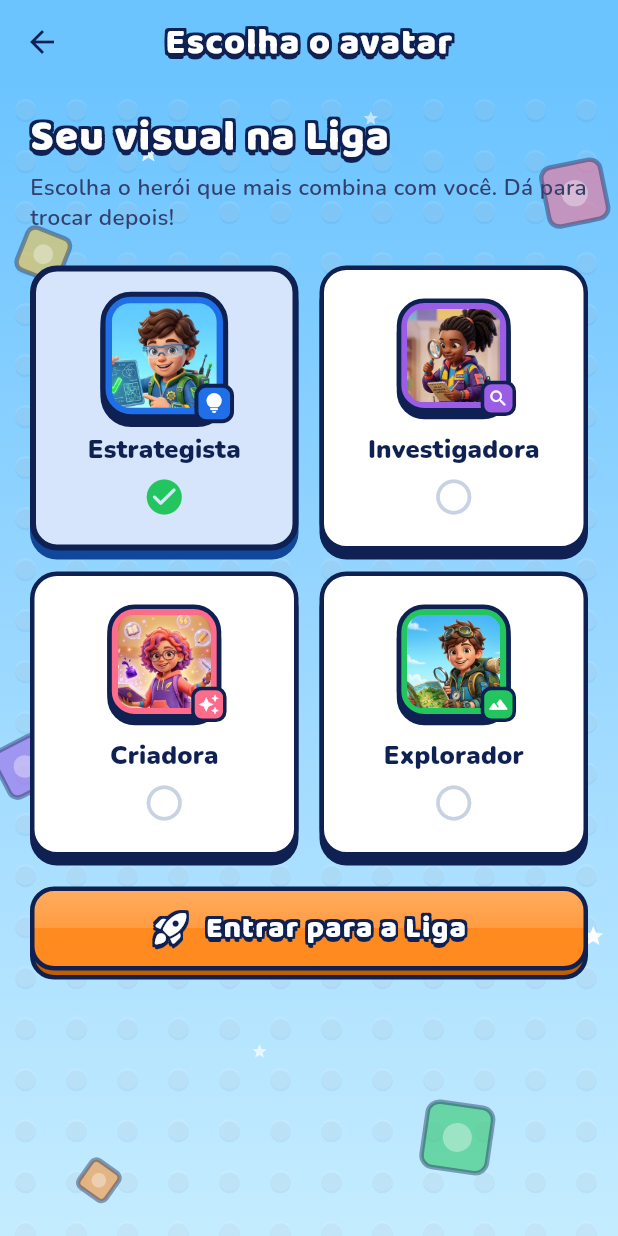
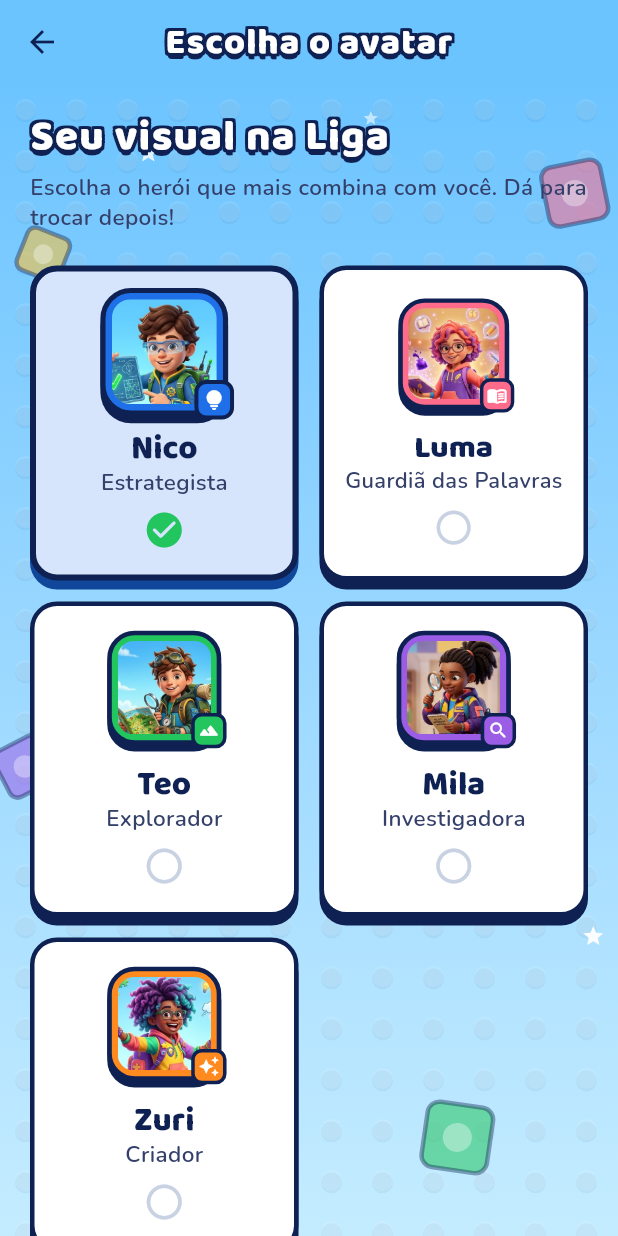
Before and after one commit to PortalPR1Noticias/liga_do_saber_app, a Flutter app: the ChooseAvatarScreen screen opened by its route, on a phone screen of 412 x 824 dp. Run offline on Flutter 3.47's test engine with Material 3 defaults, Android fonts, the phone set to English and light mode, and no system bars; our stand-ins replace supabase_flutter; accounts and stored records are empty.

Commit message:
Personagens oficiais: Teo, títulos e áreas de cada um
- O explorador passa a se chamar Teo (Ciências e Geografia)
- LigaCharacter ganha título e área (Nico O Estrategista, Luma A Guardiã
  das Palavras, Teo O Explorador, Mila A Investigadora, Zuri O Criador)
- Detetive da Leitura e missão do dia passam a ser com a Luma
- Avatar 'criadora' vira Zuri (Criador) e entra a Luma (Guardiã das Palavras);
  os ids salvos não mudam
- Mapa ganha a Trilha do Teo e o Ateliê do Zuri (em breve)
- Perfil da criança ganha Geografia, História e Projetos como foco

Co-Authored-By: Claude Opus 5.5 <noreply@anthropic.com>
Claude-Session: https://claude.ai/code/session_01XXB1GbiLAVoEL4DMebYHFC

```diff
--- a/lib/features/child_profile/presentation/child_profile_screen.dart
+++ b/lib/features/child_profile/presentation/child_profile_screen.dart
@@ -21,10 +21,13 @@ class _ChildProfileScreenState extends State<ChildProfileScreen> {
   final Set<String> _focusAreas = {'Leitura', 'Texto'};
 
   static const _areaColors = {
-    'Leitura': LigaColors.adventurePurple,
+    'Leitura': LigaColors.actionCoral,
     'Texto': LigaColors.actionCoral,
     'Matemática': LigaColors.primaryBlue,
     'Ciências': LigaColors.progressGreen,
+    'Geografia': LigaColors.progressGreen,
+    'História': LigaColors.adventurePurple,
+    'Projetos': LigaColors.sunsetOrange,
   };
 
   bool get _canContinue =>
--- a/lib/features/child_profile/presentation/choose_avatar_screen.dart
+++ b/lib/features/child_profile/presentation/choose_avatar_screen.dart
@@ -65,7 +65,7 @@ class _ChooseAvatarScreenState extends State<ChooseAvatarScreen> {
                   mainAxisSpacing: 14,
                   crossAxisSpacing: 14,
                   // Altura fixa: a proporção 0.9 cortava o card em telas estreitas.
-                  mainAxisExtent: 190,
+                  mainAxisExtent: 210,
                 ),
                 itemBuilder: (context, index) {
                   final avatar = _avatars[index];
@@ -111,8 +111,13 @@ class _ChooseAvatarScreenState extends State<ChooseAvatarScreen> {
                             ),
                             const SizedBox(height: 14),
                             Text(
+                              avatar.character.displayName,
+                              style: Theme.of(context).textTheme.titleLarge,
+                              textAlign: TextAlign.center,
+                            ),
+                            Text(
                               avatar.name,
-                              style: Theme.of(context).textTheme.titleMedium,
+                              style: Theme.of(context).textTheme.bodyMedium,
                               textAlign: TextAlign.center,
                             ),
                             const SizedBox(height: 8),
--- a/lib/features/home/presentation/home_screen.dart
+++ b/lib/features/home/presentation/home_screen.dart
@@ -73,7 +73,7 @@ class HomeScreen extends StatelessWidget {
             title: 'Detetive da Leitura',
             subtitle: 'Encontre pistas, interprete e conclua o caso.',
             icon: Icons.search_rounded,
-            color: LigaColors.adventurePurple,
+            color: LigaColors.actionCoral,
             progress: 0.78,
             onTap: () => Navigator.of(
               context,
@@ -214,7 +214,7 @@ class _StreakFlame extends StatelessWidget {
   }
 }
 
-/// Destaque da missão do dia, com a Mila convidando a criança.
+/// Destaque da missão do dia, com a Luma convidando a criança.
 class _DailyMission extends StatelessWidget {
   const _DailyMission({required this.onTap});
 
@@ -225,8 +225,8 @@ class _DailyMission extends StatelessWidget {
     return LigaPressable(
       onTap: onTap,
       child: LigaSceneCard(
-        character: LigaCharacter.mila,
-        color: LigaColors.adventurePurple,
+        character: LigaCharacter.luma,
+        color: LigaColors.actionCoral,
         height: 220,
         child: Column(
           mainAxisSize: MainAxisSize.min,
@@ -250,7 +250,7 @@ class _DailyMission extends StatelessWidget {
               children: [
                 Expanded(
                   child: Text(
-                    'Investigue pistas no texto com a Mila e desbloqueie o próximo caso.',
+                    'Investigue pistas no texto com a Luma e desbloqueie o próximo caso.',
                     style: Theme.of(context).textTheme.bodyMedium?.copyWith(
                       color: Colors.white,
                       fontWeight: FontWeight.w700,
--- a/lib/features/onboarding/presentation/onboarding_screen.dart
+++ b/lib/features/onboarding/presentation/onboarding_screen.dart
@@ -46,7 +46,7 @@ class OnboardingScreen extends StatelessWidget {
                       PopIn(
                         delay: const Duration(milliseconds: 180),
                         child: Text(
-                          'Luma, Nico, Mila e a turma te esperam para missões de leitura, texto e matemática. Cada desafio vale XP e medalhas!',
+                          'Nico, Luma, Teo, Mila e Zuri te esperam para missões de matemática, português, ciências, história e projetos. Cada desafio vale XP e medalhas!',
                           textAlign: TextAlign.center,
                           style: Theme.of(context).textTheme.bodyLarge,
                         ),
@@ -55,9 +55,10 @@ class OnboardingScreen extends StatelessWidget {
                       const PopIn(
                         delay: Duration(milliseconds: 260),
                         child: _OnboardingPoint(
-                          icon: Icons.camera_alt_rounded,
-                          color: LigaColors.progressGreen,
-                          text: 'Tire foto da lição e entenda passo a passo.',
+                          icon: Icons.calculate_rounded,
+                          color: LigaColors.primaryBlue,
+                          text:
+                              'Resolva desafios de lógica e contas com o Nico.',
                         ),
                       ),
                       const PopIn(
@@ -65,15 +66,16 @@ class OnboardingScreen extends StatelessWidget {
                         child: _OnboardingPoint(
                           icon: Icons.edit_rounded,
                           color: LigaColors.actionCoral,
-                          text: 'Escreva histórias com a ajuda da Luma.',
+                          text: 'Leia e escreva melhor com a Luma.',
                         ),
                       ),
                       const PopIn(
                         delay: Duration(milliseconds: 420),
                         child: _OnboardingPoint(
-                          icon: Icons.search_rounded,
+                          icon: Icons.travel_explore_rounded,
                           color: LigaColors.adventurePurple,
-                          text: 'Desvende mistérios de leitura com a Mila.',
+                          text:
+                              'Investigue a História com a Mila e explore a natureza com o Teo.',
                         ),
                       ),
                       const Spacer(),
--- a/lib/features/shell/presentation/main_shell.dart
+++ b/lib/features/shell/presentation/main_shell.dart
@@ -112,10 +112,10 @@ class _MapScreen extends StatelessWidget {
           portals: [
             _Portal(
               'Biblioteca Viva',
-              'Leitura',
+              'Leitura com a Luma',
               Icons.menu_book_rounded,
-              LigaColors.adventurePurple,
-              LigaCharacter.mila,
+              LigaColors.actionCoral,
+              LigaCharacter.luma,
               stars: 3,
               onTap: () => Navigator.of(
                 context,
@@ -123,7 +123,7 @@ class _MapScreen extends StatelessWidget {
             ),
             _Portal(
               'Oficina de Texto',
-              'Escrita',
+              'Redação com a Luma',
               Icons.edit_rounded,
               LigaColors.actionCoral,
               LigaCharacter.luma,
@@ -134,7 +134,7 @@ class _MapScreen extends StatelessWidget {
             ),
             _Portal(
               'Ilha dos Números',
-              'Matemática',
+              'Matemática com o Nico',
               Icons.calculate_rounded,
               LigaColors.primaryBlue,
               LigaCharacter.nico,
@@ -144,10 +144,28 @@ class _MapScreen extends StatelessWidget {
             ),
             _Portal(
               'Arquivo da Mila',
-              'História',
+              'História com a Mila',
               Icons.manage_search_rounded,
+              LigaColors.adventurePurple,
+              LigaCharacter.mila,
+              locked: true,
+              onTap: () => showComingSoon(context),
+            ),
+            _Portal(
+              'Trilha do Teo',
+              'Ciências e Geografia',
+              Icons.terrain_rounded,
+              LigaColors.progressGreen,
+              LigaCharacter.teo,
+              locked: true,
+              onTap: () => showComingSoon(context),
+            ),
+            _Portal(
+              'Ateliê do Zuri',
+              'Projetos e ideias',
+              Icons.lightbulb_rounded,
               LigaColors.sunsetOrange,
-              LigaCharacter.mila,
+              LigaCharacter.zuri,
               locked: true,
               onTap: () => showComingSoon(context),
             ),
@@ -186,7 +204,7 @@ class _PortalTrail extends StatelessWidget {
 
   final List<_Portal> portals;
 
-  static const _rowHeight = 178.0;
+  static const _rowHeight = 186.0;
 
   @override
   Widget build(BuildContext context) {
@@ -227,8 +245,8 @@ class _TrailPainter extends CustomPainter {
 
   @override
   void paint(Canvas canvas, Size size) {
-    // Mesmo cálculo do Align(±0.75) dos portais, que têm 160 de largura.
-    final sideX = (size.width - 160) * 0.125 + 80;
+    // Mesmo cálculo do Align(±0.75) dos portais, que têm 170 de largura.
+    final sideX = (size.width - 170) * 0.125 + 85;
     final points = [
       for (var i = 0; i < count; i++)
         Offset(
@@ -287,7 +305,7 @@ class _PortalNode extends StatelessWidget {
     return LigaPressable(
       onTap: portal.onTap,
       child: SizedBox(
-        width: 160,
+        width: 170,
         child: Column(
           mainAxisSize: MainAxisSize.min,
           children: [
@@ -362,6 +380,8 @@ class _PortalNode extends StatelessWidget {
                   ),
                   Text(
                     portal.locked ? 'Em breve' : portal.subject,
+                    maxLines: 1,
+                    overflow: TextOverflow.ellipsis,
                     style: const TextStyle(
                       color: LigaColors.inkSoft,
                       fontWeight: FontWeight.w700,
--- a/lib/shared/design_system/liga_avatars.dart
+++ b/lib/shared/design_system/liga_avatars.dart
@@ -14,6 +14,7 @@ class LigaAvatar {
 
   Color get color => character.color;
 
+  // Os ids ficam salvos no Supabase: não mude os existentes.
   static const all = [
     LigaAvatar(
       'estrategista',
@@ -22,18 +23,24 @@ class LigaAvatar {
       LigaCharacter.nico,
     ),
     LigaAvatar(
+      'guardia',
+      'Guardiã das Palavras',
+      Icons.menu_book_rounded,
+      LigaCharacter.luma,
+    ),
+    LigaAvatar(
+      'explorador',
+      'Explorador',
+      Icons.terrain_rounded,
+      LigaCharacter.teo,
+    ),
+    LigaAvatar(
       'investigadora',
       'Investigadora',
       Icons.search_rounded,
       LigaCharacter.mila,
     ),
-    LigaAvatar('criadora', 'Criadora', Icons.auto_awesome, LigaCharacter.luma),
-    LigaAvatar(
-      'explorador',
-      'Explorador',
-      Icons.terrain_rounded,
-      LigaCharacter.explorador,
-    ),
+    LigaAvatar('criadora', 'Criador', Icons.auto_awesome, LigaCharacter.zuri),
   ];
 
   static LigaAvatar byId(String id) {
--- a/lib/shared/design_system/liga_mascots.dart
+++ b/lib/shared/design_system/liga_mascots.dart
@@ -6,25 +6,58 @@ import '../../app/theme.dart';
 
 /// Personagens oficiais da Liga (artes em assets/mascots e assets/backgrounds).
 enum LigaCharacter {
-  /// Luma: assistente da Oficina de Texto.
-  luma('luma', 'Luma', LigaColors.actionCoral),
+  nico(
+    'nico',
+    'Nico',
+    'O Estrategista',
+    'Matemática e raciocínio lógico',
+    LigaColors.primaryBlue,
+  ),
+  luma(
+    'luma',
+    'Luma',
+    'A Guardiã das Palavras',
+    'Português, interpretação e produção textual',
+    LigaColors.actionCoral,
+  ),
+  teo(
+    'teo',
+    'Teo',
+    'O Explorador',
+    'Ciências e Geografia',
+    LigaColors.progressGreen,
+  ),
+  mila(
+    'mila',
+    'Mila',
+    'A Investigadora',
+    'História, interpretação de imagens e contexto',
+    LigaColors.adventurePurple,
+  ),
+  zuri(
+    'zuri',
+    'Zuri',
+    'O Criador',
+    'Criatividade, projetos e mapas mentais',
+    LigaColors.sunsetOrange,
+  );
 
-  /// Nico: o craque da Arena Matemática.
-  nico('nico', 'Nico', LigaColors.primaryBlue),
-
-  /// Mila: a detetive da leitura e dona do Arquivo da Mila.
-  mila('mila', 'Mila', LigaColors.adventurePurple),
-
-  /// Zuri: o criativo dos projetos e ideias.
-  zuri('zuri', 'Zuri', LigaColors.sunsetOrange),
-
-  /// Explorador das trilhas e da natureza.
-  explorador('explorador', 'Explorador', LigaColors.progressGreen);
-
-  const LigaCharacter(this.id, this.displayName, this.color);
+  const LigaCharacter(
+    this.id,
+    this.displayName,
+    this.title,
+    this.area,
+    this.color,
+  );
 
   final String id;
   final String displayName;
+
+  /// Título do personagem, como "O Estrategista".
+  final String title;
+
+  /// Matérias que o personagem guia no app.
+  final String area;
   final Color color;
 
   /// Rosto e tronco, recortado em quadrado.
@@ -164,7 +197,7 @@ class LigaCrew extends StatelessWidget {
     LigaCharacter.zuri,
     LigaCharacter.nico,
     LigaCharacter.mila,
-    LigaCharacter.explorador,
+    LigaCharacter.teo,
   ];
 
   @override
```
Also changed, not shown: lib/features/reading_detective/presentation/reading_detective_screen.dart (+6 -8 lines), assets/backgrounds/teo_cena.jpg (renamed from assets/backgrounds/explorador_cena.jpg), assets/mascots/teo_retrato.jpg (renamed from assets/mascots/explorador_retrato.jpg), 1 other file.
